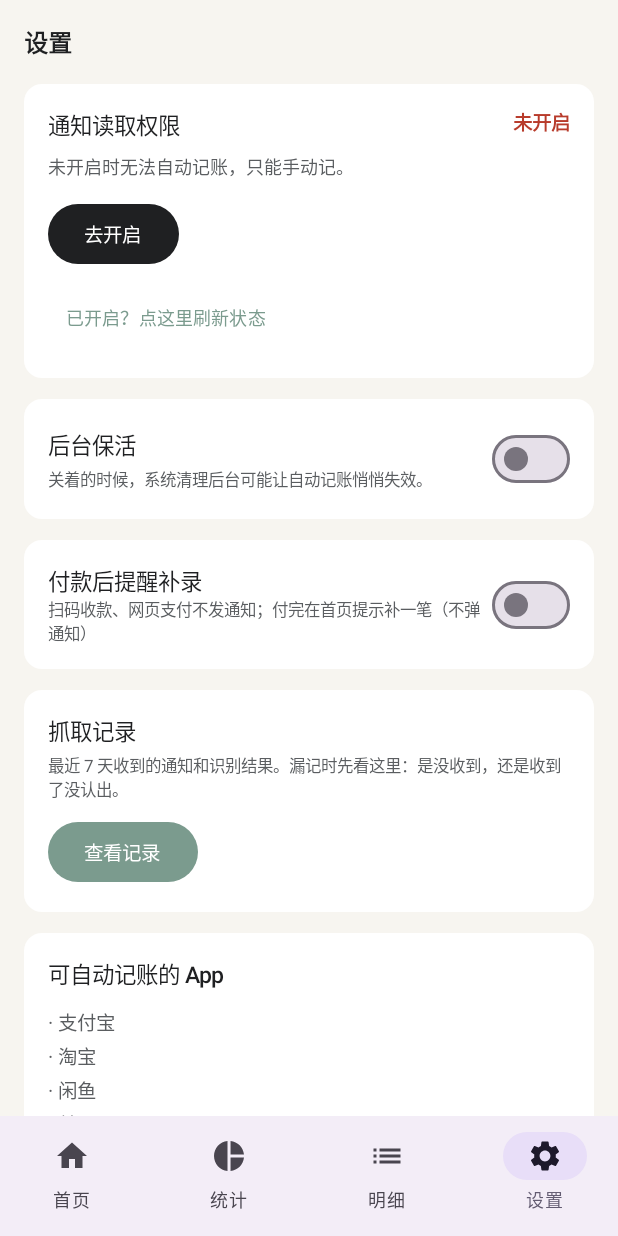
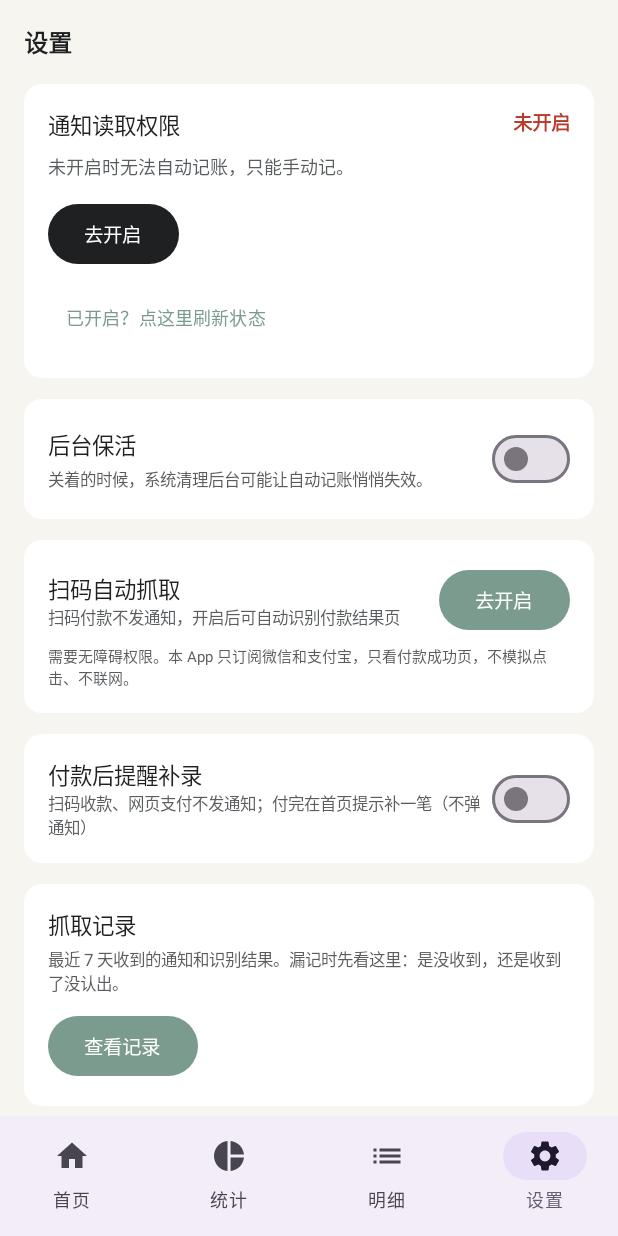
Before and after one commit to XXKG2026/i-accounting, an Android app built with Jetpack Compose: the screen it shows after launch (MainActivity), item 4 of the bottom bar chosen, on a phone screen of 412 x 824 dp. Run offline under Robolectric (Android 15) with nearby library versions, the phone set to English and light mode, and no system bars; our stand-ins replace Room's generated code.

Commit message:
feat: 扫码支付无障碍自动抓取
- 新增 PaymentAccessibilityService，读微信/支付宝付款结果页
- 四道闸防误记：包名白名单、成功锚点、结果页特征、黑名单
- 事件节流 250ms，遍历限深 12/限 40 节点，防 ANR
- 折叠通知补读 EXTRA_TEXT_LINES
- 扫码页平铺节点提取商户名（跳过金额/按钮/广告词）
- 极简通知兜底判支出，带严格前置条件
- 设置页加无障碍状态卡与授权入口
- 测试 85 → 93

```diff
--- a/app/src/main/java/com/qinkun/accountbook/service/TransactionParser.kt
+++ b/app/src/main/java/com/qinkun/accountbook/service/TransactionParser.kt
@@ -164,7 +164,18 @@ object TransactionParser {
         val transferOut = Regex("""向.{1,20}?转账""").containsMatchIn(blob) &&
                 !blob.contains("向你转账")
 
-        val hasExpense = EXPENSE_WORDS.any { blob.contains(it) } || transferOut
+        // 少数极简通知只有「微信支付 / ¥18.00」这种，没有任何动词。
+        // 兜底认成支出，但前置条件卡得很死（见 shortPayHint），宁可漏记也不误记。
+        val shortPayHint =
+            (pkg == "com.tencent.mm" || pkg == "com.eg.android.AlipayGphone") &&
+                (title.contains("微信支付") || title.contains("支付宝") || title.contains("i记账 支付成功")) &&
+                texts.size <= 3 &&
+                EXCLUDE_WORDS.none { blob.contains(it) } &&
+                listOf("账单", "明细", "余额", "额度", "还款", "收益", "理财", "积分", "退款").none {
+                    blob.contains(it)
+                }
+
+        val hasExpense = EXPENSE_WORDS.any { blob.contains(it) } || transferOut || shortPayHint
         val hasIncome = INCOME_WORDS.any { blob.contains(it) }
         if (!hasExpense && !hasIncome) { onFail("没找到支付/收款关键词"); return null }
 
@@ -221,6 +232,47 @@ object TransactionParser {
         Regex("""向([^，,。；;\s]{2,20}?)(?:付款|转账)"""),
         Regex("""([^，,。；;\s0-9]{2,20}?)收款"""),
     )
+
+    /** 扫码结果页上不属于商户名的词 */
+    private val SCAN_NOISE = listOf(
+        "完成", "确定", "返回", "关闭", "查看详情", "商家服务", "账单详情", "账单",
+        "支付方式", "付款方式", "收款方式", "优惠", "优惠券", "积分", "零钱", "余额宝",
+        "花呗", "银行卡", "信用卡", "更多", "详情", "支付成功", "付款成功", "交易成功",
+        "已支付", "微信支付", "支付宝", "扫一扫", "付款码", "收款方", "付款方",
+        // 结果页上常插的广告条，容易被当成商户名
+        "领取", "立减", "立减金", "红包", "去使用", "立即使用", "查看", "广告",
+        "优惠活动", "限时", "开通", "抽奖", "客服", "投诉", "申请退款",
+    )
+
+    /**
+     * 从扫码结果页的**平铺节点文本**里提取商户名。
+     *
+     * 为什么单开一个方法：这类页面是 ["支付成功", "星巴克", "￥32.00", "完成"] 这种
+     * 平铺结构，没有「在 X 消费」的介词，正则模板抓不到。
+     *
+     * 做法：定位「支付成功」这类锚点，往后找第一个既不像金额、也不像按钮的词。
+     */
+    fun extractMerchantFromScanNodes(texts: List<String>): String? {
+        val anchorIdx = texts.indexOfFirst { t -> SCAN_ANCHORS.any { t.contains(it) } }
+        if (anchorIdx < 0) return null
+
+        for (i in anchorIdx + 1 until texts.size) {
+            val raw = texts[i].trim()
+            if (raw.length !in 2..24) continue
+            // 金额
+            if (raw.any { it == '¥' || it == '￥' }) continue
+            if (raw.matches(Regex("""[\\d.,\s]+"""))) continue
+            if (raw.matches(Regex("""[\\d.,]+\\s*元"""))) continue
+            // 按钮/标签词
+            if (SCAN_NOISE.any { raw == it || raw.startsWith(it) }) continue
+            // 纯符号
+            if (raw.none { it.isLetter() }) continue
+            return raw
+        }
+        return null
+    }
+
+    private val SCAN_ANCHORS = listOf("支付成功", "付款成功", "已支付", "交易成功")
 
     /**
      * 从正文里猜商户名。
--- a/app/src/main/java/com/qinkun/accountbook/ui/SettingsScreen.kt
+++ b/app/src/main/java/com/qinkun/accountbook/ui/SettingsScreen.kt
@@ -35,6 +35,7 @@ import java.text.SimpleDateFormat
 import java.util.Date
 import java.util.Locale
 import com.qinkun.accountbook.service.KeepAlive
+import com.qinkun.accountbook.service.PaymentAccessibilityService
 import com.qinkun.accountbook.service.PaymentWatcher
 import androidx.lifecycle.Lifecycle
 import androidx.lifecycle.compose.LifecycleEventEffect
@@ -49,12 +50,14 @@ fun SettingsScreen(modifier: Modifier = Modifier) {
     var testPkg by remember { mutableStateOf("com.sankuai.meituan") }
     var keepAlive by remember { mutableStateOf(KeepAlive.isEnabled(ctx)) }
     var promptOn by remember { mutableStateOf(PaymentWatcher.isEnabled(ctx)) }
+    var scanA11y by remember { mutableStateOf(PaymentAccessibilityService.isEnabled(ctx)) }
     var usageOk by remember { mutableStateOf(PaymentWatcher.hasUsageAccess(ctx)) }
     // 从系统设置页返回时刷新权限状态
     LifecycleEventEffect(Lifecycle.Event.ON_RESUME) {
         usageOk = PaymentWatcher.hasUsageAccess(ctx)
         promptOn = PaymentWatcher.isEnabled(ctx)
         keepAlive = KeepAlive.isEnabled(ctx)
+        scanA11y = PaymentAccessibilityService.isEnabled(ctx)
     }
     var showLogs by remember { mutableStateOf(false) }
     var logs by remember { mutableStateOf<List<CaptureLog>>(emptyList()) }
@@ -154,6 +157,54 @@ fun SettingsScreen(modifier: Modifier = Modifier) {
                         }
                     )
                 }
+            }
+        }
+
+        Spacer(Modifier.height(14.dp))
+
+        // ---- 扫码自动抓取（无障碍）----
+        Card(
+            Modifier.fillMaxWidth().padding(horizontal = 16.dp),
+            shape = RoundedCornerShape(12.dp),
+            colors = CardDefaults.cardColors(containerColor = AppColor.surface)
+        ) {
+            Column(Modifier.padding(16.dp)) {
+                Row(
+                    Modifier.fillMaxWidth(),
+                    horizontalArrangement = Arrangement.SpaceBetween,
+                    verticalAlignment = Alignment.CenterVertically
+                ) {
+                    Column(Modifier.weight(1f)) {
+                        Text("扫码自动抓取", fontSize = 15.sp,
+                            fontWeight = FontWeight.Medium, color = AppColor.ink)
+                        Text(
+                            if (scanA11y) "已开启：微信/支付宝付款后自动记上"
+                            else "扫码付款不发通知，开启后可自动识别付款结果页",
+                            fontSize = 11.sp,
+                            color = if (scanA11y) AppColor.income else AppColor.inkSoft
+                        )
+                    }
+                    if (scanA11y) {
+                        Text("已开启", fontSize = 12.sp, color = AppColor.income)
+                    } else {
+                        Button(
+                            onClick = {
+                                runCatching {
+                                    ctx.startActivity(
+                                        Intent(Settings.ACTION_ACCESSIBILITY_SETTINGS)
+                                            .addFlags(Intent.FLAG_ACTIVITY_NEW_TASK)
+                                    )
+                                }
+                            },
+                            colors = ButtonDefaults.buttonColors(containerColor = AppColor.accent)
+                        ) { Text("去开启", fontSize = 13.sp) }
+                    }
+                }
+                Spacer(Modifier.height(6.dp))
+                Text(
+                    "需要无障碍权限。本 App 只订阅微信和支付宝，只看付款成功页，不模拟点击、不联网。",
+                    fontSize = 10.sp, color = AppColor.inkSoft
+                )
             }
         }
 
--- a/app/src/main/res/values/strings.xml
+++ b/app/src/main/res/values/strings.xml
@@ -1,4 +1,5 @@
 <?xml version="1.0" encoding="utf-8"?>
 <resources>
     <string name="app_name">i记账</string>
+    <string name="accessibility_service_desc">只在微信、支付宝的付款结果页面读取金额与商户，用于自动记账。数据仅存本机，不联网、不上传。</string>
 </resources>
```
Also changed, not shown: app/src/main/AndroidManifest.xml (+14 -0 lines), app/src/main/java/com/qinkun/accountbook/service/NotifyListener.kt (+9 -2 lines), app/src/main/java/com/qinkun/accountbook/service/PaymentAccessibilityService.kt (added, +208 -0 lines), app/src/main/res/xml/accessibility_service_config.xml (added, +14 -0 lines), 3 other files.
